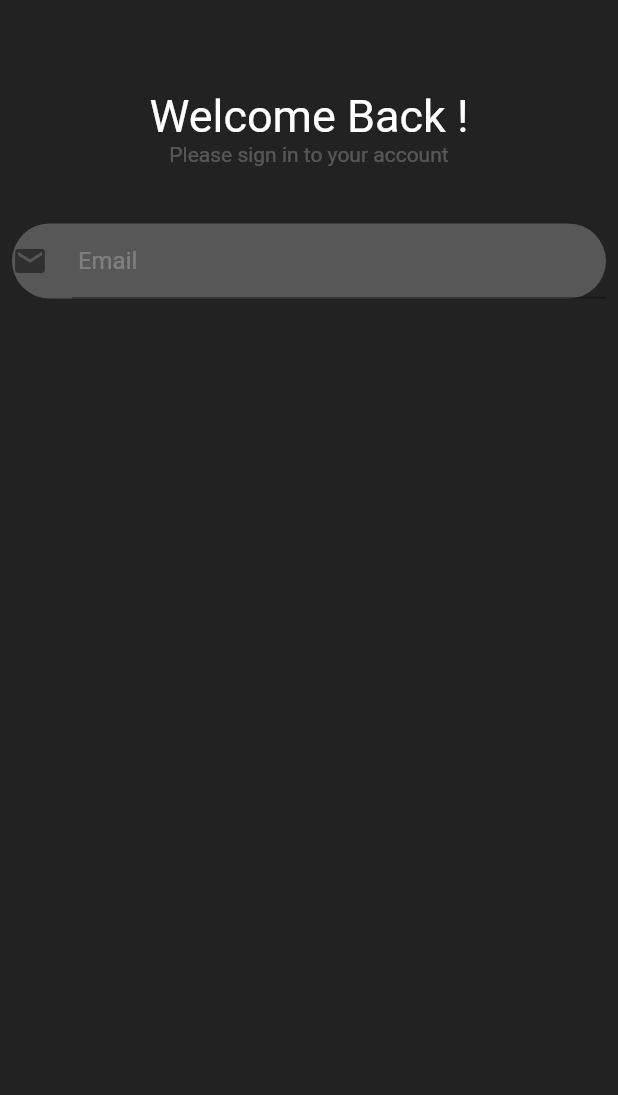
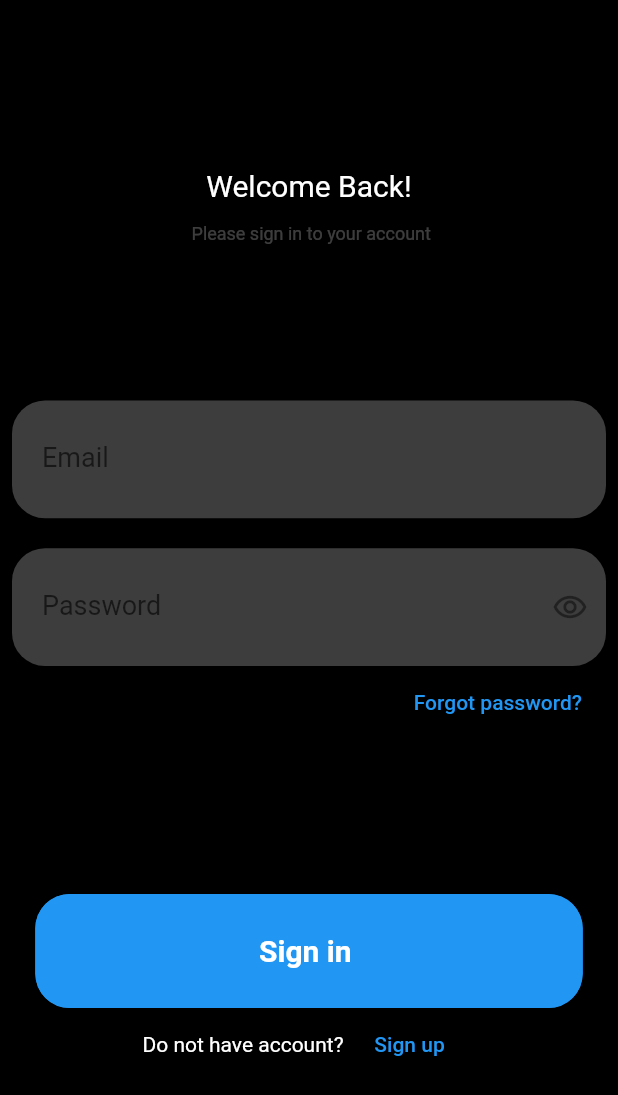
Before and after one commit to jhaym3s/lodgeApp, a Flutter app: the screen it shows after launch, after a tap on "Get Stated", on a phone screen of 412 x 824 dp. Shown: the top 1095 px of the screen. Run offline on Flutter 3.47's test engine with Material 2 defaults, Android fonts, the phone set to English and light mode, and no system bars.

Commit message:
finaished the login and sign up UI

```diff
--- a/lib/main.dart
+++ b/lib/main.dart
@@ -1,4 +1,5 @@
 import 'package:flutter/material.dart';
+import './screens/auth_screen.dart';
 import 'package:lodge/screens/login_screen.dart';
 import './screens/welcome_page.dart';
 import 'package:lodge/screens/detail_page.dart';
@@ -26,7 +27,7 @@ class MyApp extends StatelessWidget {
         debugShowCheckedModeBanner: false,
         title: 'Flutter Demo',
         theme: ThemeData(
-          //primarySwatch: Colors.purple,
+          primarySwatch: Colors.grey,
           // This makes the visual density adapt to the platform that you run
           // the app on. For desktop platforms, the controls will be smaller and
           // closer together (more dense) than on mobile platforms.
@@ -35,7 +36,7 @@ class MyApp extends StatelessWidget {
         home: WelcomePage(),
         routes: {
 DetailPage.routeName :(context)=> DetailPage(),
-LoginScreen.routeName :(context)=> LoginScreen(),
+AuthenticationScreen.routeName :(context)=> AuthenticationScreen(),
         },
       ),
     );
--- /dev/null
+++ b/lib/screens/auth_screen.dart
@@ -0,0 +1,133 @@
+import 'package:flutter/material.dart';
+
+
+enum AuthMode {Login,SignUp}
+class AuthenticationScreen extends StatefulWidget {
+  static const routeName = "authScreen";
+  @override
+  _AuthenticationScreenState createState() => _AuthenticationScreenState();
+}
+
+class _AuthenticationScreenState extends State<AuthenticationScreen> {
+  Widget inputForm({String hintText,bool showSuffixIcon,bool showLeadingIcon,String labelText, bool obscureText}){
+    return Container(
+      decoration: BoxDecoration(
+        color: Colors.white24,
+        borderRadius:  BorderRadius.circular(22),
+      ),
+      child: TextFormField(
+        obscureText: obscureText,
+        style: TextStyle(color: Colors.white,fontSize: 18,),
+        cursorHeight: 18,
+        cursorColor: Colors.white,
+        decoration: InputDecoration(
+          hintStyle: TextStyle(fontSize: 17, color: Colors.white),
+          hintText: hintText,
+          labelText: labelText,
+          icon: showLeadingIcon?Icon(Icons.email):null,
+          suffixIcon: showSuffixIcon?IconButton(icon: Icon(Icons.remove_red_eye_outlined), onPressed: (){}):null,
+          border: InputBorder.none,
+          contentPadding: EdgeInsets.all(20),
+        ),
+      ),
+    );
+  }
+  GlobalKey<FormState> _formKey = GlobalKey();
+  AuthMode _authMode = AuthMode.Login;
+
+  void _switchMode(){
+    if(_authMode == AuthMode.Login){
+      setState(() {
+      _authMode = AuthMode.SignUp;
+      });
+    }else {
+      setState(() {
+        _authMode = AuthMode.Login;
+      });
+    }
+  }
+  @override
+  Widget build(BuildContext context) {
+    final deviceSize = MediaQuery.of(context).size;
+    return Scaffold(
+        backgroundColor: Colors.black,
+      body: SingleChildScrollView(
+        child: Form(
+            key: _formKey,
+            child:
+            Container(
+              height:deviceSize.height,
+              child: Padding(
+                padding: const EdgeInsets.only(left: 8,right: 8,top: 8),
+                child: Column(
+                  mainAxisAlignment: MainAxisAlignment.spaceEvenly,
+                  crossAxisAlignment: CrossAxisAlignment.center,
+                  children: [
+                    RichText(
+                      textAlign: TextAlign.center,
+                      softWrap: true,
+                      text: TextSpan(
+                        children: <TextSpan>[
+                          TextSpan(text:  '${ _authMode == AuthMode.Login?"Welcome Back":"Welcome to Haux"}!\n',
+                          style: TextStyle(color: Colors.white, fontSize: 20),),
+                          TextSpan(text:  _authMode == AuthMode.Login?'\n Please sign in to your account':"Please sign up to have an account",
+                          style: TextStyle(color: Colors.white24, fontSize: 12)),
+                        ],
+                      ),
+                    ),
+                    Column(
+                      children: [
+                        _authMode == AuthMode.SignUp? inputForm(hintText: "Enter Full name",showLeadingIcon: false,showSuffixIcon: false, labelText:                          "Name", obscureText: true):SizedBox(),
+                        _authMode == AuthMode.SignUp?SizedBox(height: 20,):SizedBox(),
+                        inputForm(hintText: "coolname@gmail.com",showLeadingIcon: false,showSuffixIcon: false, labelText: "Email", obscureText: false),
+                        SizedBox(height: 20,),
+                        inputForm(hintText: null,showLeadingIcon: false,showSuffixIcon: true, labelText: "Password", obscureText: true),
+                        _authMode == AuthMode.SignUp?SizedBox(height: 20,):SizedBox(),
+                        _authMode == AuthMode.SignUp? inputForm(hintText: null,showLeadingIcon: false,showSuffixIcon: true, labelText: "Confirm Password", obscureText: true):SizedBox(),
+                        _authMode == AuthMode.Login? Align(
+                          alignment: Alignment.topRight,
+                          child: FlatButton(
+                              onPressed: (){},
+                              child: Text("Forgot password?",
+                                style: TextStyle(color: Colors.blue),)),
+                        ): SizedBox(),
+                      ],
+                    ),
+                    Column(
+
+                      children: [
+                        RaisedButton(
+                            onPressed: (){
+                              // Navigator.of(context).popAndPushNamed(LoginScreen.routeName);
+                            },
+                            child: Padding(
+                              padding: const EdgeInsets.all(8.0),
+                              child: Container(
+                                  height: 60, width: deviceSize.width/1.3,
+                                  child: Center(child: Text( _authMode == AuthMode.Login?"Sign in ": "Sign Up",style: TextStyle(fontWeight: FontWeight.bold,fontSize: 20,color: Colors.white),))
+                              ),
+                            ),
+                            color: Colors.blue,
+                            shape: RoundedRectangleBorder(
+                                borderRadius: BorderRadius.circular(23.0),
+                                side: BorderSide(color: Colors.blue)
+                            )
+                        ),
+                        Row(
+                          mainAxisAlignment: MainAxisAlignment.center,
+                          children: [
+                            Text(_authMode == AuthMode.Login?"Do not have account?":"Already have an account?",style: TextStyle(color: Colors.white),),
+                            FlatButton(onPressed: _switchMode, child: Text(_authMode == AuthMode.Login?"Sign up":"Sign in", style: TextStyle(color: Colors.blue),))
+                          ],
+                        ),
+                      ],
+                    ),
+                  ],
+                ),
+              ),
+            )
+        ),
+      ),
+    );
+  }
+}
--- a/lib/screens/login_screen.dart
+++ b/lib/screens/login_screen.dart
@@ -1,6 +1,9 @@
 import 'package:flutter/cupertino.dart';
 import 'package:flutter/material.dart';
 
+
+
+enum AuthMode  {signUp,login}
 class LoginScreen extends StatefulWidget {
   static const routeName = "loginScreen";
   @override
@@ -8,56 +11,104 @@ class LoginScreen extends StatefulWidget {
 }
 
 class _LoginScreenState extends State<LoginScreen> {
+
+  Widget inputForm({String hintText,bool showSuffixIcon,bool showLeadingIcon,String labelText}){
+    return Container(
+      decoration: BoxDecoration(
+        color: Colors.white24,
+        borderRadius:  BorderRadius.circular(22),
+      ),
+      child: TextFormField(
+        style: TextStyle(color: Colors.white,fontSize: 18,),
+        cursorHeight: 18,
+        cursorColor: Colors.white,
+        decoration: InputDecoration(
+          hintStyle: TextStyle(fontSize: 17, color: Colors.white),
+          hintText: hintText,
+          labelText: labelText,
+          icon: showLeadingIcon?Icon(Icons.email):null,
+          suffixIcon: showSuffixIcon?IconButton(icon: Icon(Icons.remove_red_eye_outlined), onPressed: (){}):null,
+          border: InputBorder.none,
+          contentPadding: EdgeInsets.all(20),
+        ),
+      ),
+    );
+  }
+  TextEditingController controller = TextEditingController();
   final GlobalKey<FormState> _formKey = GlobalKey();
   @override
   Widget build(BuildContext context) {
+   final deviceSize = MediaQuery.of(context).size;
     return Scaffold(
       backgroundColor: Colors.black87,
-      body: SafeArea(
-        child: Center(
-          child: Form(
+      body: Form(
         key: _formKey,
+        child: SingleChildScrollView(
+          child: Padding(
+            padding: const EdgeInsets.only(top: 70,left: 10,right: 10,bottom: 30),
             child: Column(
+              mainAxisAlignment: MainAxisAlignment.spaceBetween,
+              crossAxisAlignment: CrossAxisAlignment.center,
               children: [
-                SizedBox(height: 60,),
-                Text("Welcome Back !",style: TextStyle(color: Colors.white, fontSize: 30),),
-                Text("Please sign in to your account",style: TextStyle(color: Colors.white24,),),
-                SizedBox(height: 30,),
-            Padding(
+                RichText(
+                  textAlign: TextAlign.center,
+                   softWrap: true,
+                  text: TextSpan(
+                    children: <TextSpan>[
+                      TextSpan(text: 'Welcome Back!\n', style: TextStyle(color: Colors.white, fontSize: 20),),
+                      TextSpan(text: '\n Please sign in to your account', style: TextStyle(color: Colors.white24, fontSize: 12)),
+                    ],
+                  ),
+                ),
+                Column(
+                  children: [
+                    inputForm(hintText: "Enter Full name",showLeadingIcon: false,showSuffixIcon: false, labelText: "Name"),
+                    SizedBox(height: 20,),
+                inputForm(hintText: "coolname@gmail.com",showLeadingIcon: false,showSuffixIcon: false, labelText: "Email"),
+                SizedBox(height: 20,),
+                inputForm(hintText: null,showLeadingIcon: false,showSuffixIcon: true, labelText: "Password"),
+                    Align(
+                      alignment: Alignment.topRight,
+                      child: FlatButton(
+                          onPressed: (){},
+                          child: Text("Forgot password",
+                          style: TextStyle(color: Colors.blue),)),
+                    ),
+                  ],
+                ),
+                Column(
+                  children: [
+                    RaisedButton(
+                        onPressed: (){
+                         // Navigator.of(context).popAndPushNamed(LoginScreen.routeName);
+                        },
+                        child: Padding(
                           padding: const EdgeInsets.all(8.0),
                           child: Container(
-                height: 50,
-                decoration: new BoxDecoration(
-                    color: Colors.white24, //new Color.fromRGBO(255, 0, 0, 0.0),
-                    borderRadius:  BorderRadius.only(
-                        topLeft: Radius.circular(40.0),
-                        topRight: Radius.circular(40.0),
-                        bottomRight: Radius.circular(40.0),
-                        bottomLeft: Radius.circular(40.0),
+                              height: 60, width: deviceSize.width/1.3,
+                              child: Center(child: Text("Sign in ",style: TextStyle(fontWeight: FontWeight.bold,fontSize: 20,color: Colors.white),))
                           ),
                         ),
-                child: TextFormField(
-                  decoration: InputDecoration(
-                    icon: Icon(Icons.email),
-                  labelText:" Email",
-                    hintText:"emailName@gmail.com",
-                    labelStyle: TextStyle(
-                      color: Colors.white24,
+                        color: Colors.blue,
+                        shape: RoundedRectangleBorder(
+                            borderRadius: BorderRadius.circular(23.0),
+                            side: BorderSide(color: Colors.blue)
+                        )
                     ),
-                      border: new UnderlineInputBorder(
-                          borderSide: new BorderSide(
-                            color: Colors.white24,
-                          ),
-                      ),
-                  ),
-                ),
+                    Row(
+                      mainAxisAlignment: MainAxisAlignment.center,
+                      children: [
+                        Text("Don't have an account?",style: TextStyle(color: Colors.white)),
+                        FlatButton(onPressed: (){}, child: Text("Sign up instead",style: TextStyle(color: Colors.blue),)),
+                      ],
                     )
+                  ],
                 ),
               ],
             ),
           ),
         ),
-      ),
+      )
     );
   }
 }
--- a/lib/screens/welcome_page.dart
+++ b/lib/screens/welcome_page.dart
@@ -1,6 +1,6 @@
 import 'package:flutter/material.dart';
+import 'package:lodge/screens/auth_screen.dart';
 import 'package:lodge/screens/login_screen.dart';
-enum AuthMode  {signUp,login}
 
 class WelcomePage extends StatefulWidget {
   @override
@@ -41,7 +41,7 @@ class _WelcomePageState extends State<WelcomePage> {
               mainAxisAlignment: MainAxisAlignment.end,
               children: [
                 Container(
-                  color: Colors.black26,
+                  color: Colors.black12,
                   child: Column(
                     //crossAxisAlignment: CrossAxisAlignment.end,
                    // mainAxisAlignment: MainAxisAlignment.end,
@@ -63,7 +63,7 @@ class _WelcomePageState extends State<WelcomePage> {
                       SizedBox(height: 50,),
                       RaisedButton(
                         onPressed: (){
-                      Navigator.of(context).popAndPushNamed(LoginScreen.routeName);
+                      Navigator.of(context).popAndPushNamed(AuthenticationScreen.routeName);
                         },
                         child: Padding(
                           padding: const EdgeInsets.all(8.0),
```
Also changed, not shown: lib/helper/Animated_page.dart (added, +7 -0 lines). Lines whose indentation alone changed are shown as unchanged.
